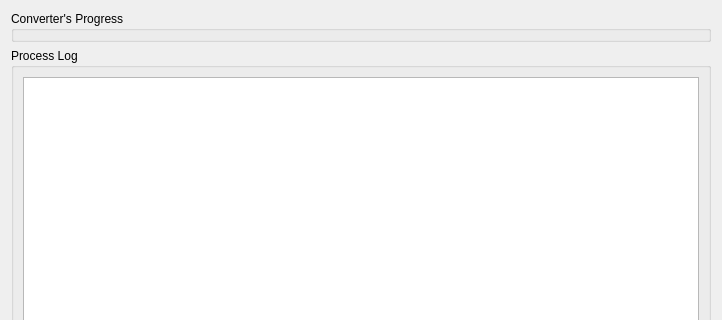
First picture: the form in ProcessDialog.ui, repository FelixdelasPozas/transcodertomp3, before the edit; both pictures show x 0 to 722 and y 0 to 320 of the 722 by 604 pixel window.
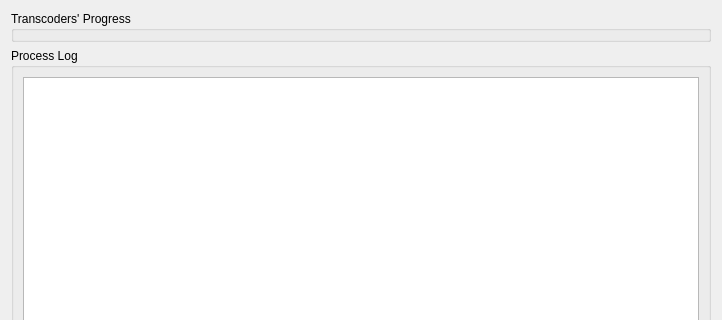
Second picture: the form after the edit. Icons and pictures are not drawn.

Commit message: Cosmetic changes in the GUI and log messages. Add root directory to the list of folders for playlist generation. Added an option to choose if the mp3 extension will be added to the ourput of a formatted string.

```diff
--- a/ProcessDialog.ui
+++ b/ProcessDialog.ui
@@ -36,7 +36,7 @@
    <item>
     <widget class="QGroupBox" name="m_converters">
      <property name="title">
-      <string>Converter's Progress</string>
+      <string>Transcoders' Progress</string>
      </property>
     </widget>
    </item>
```
The commit also changes 6 other files.
